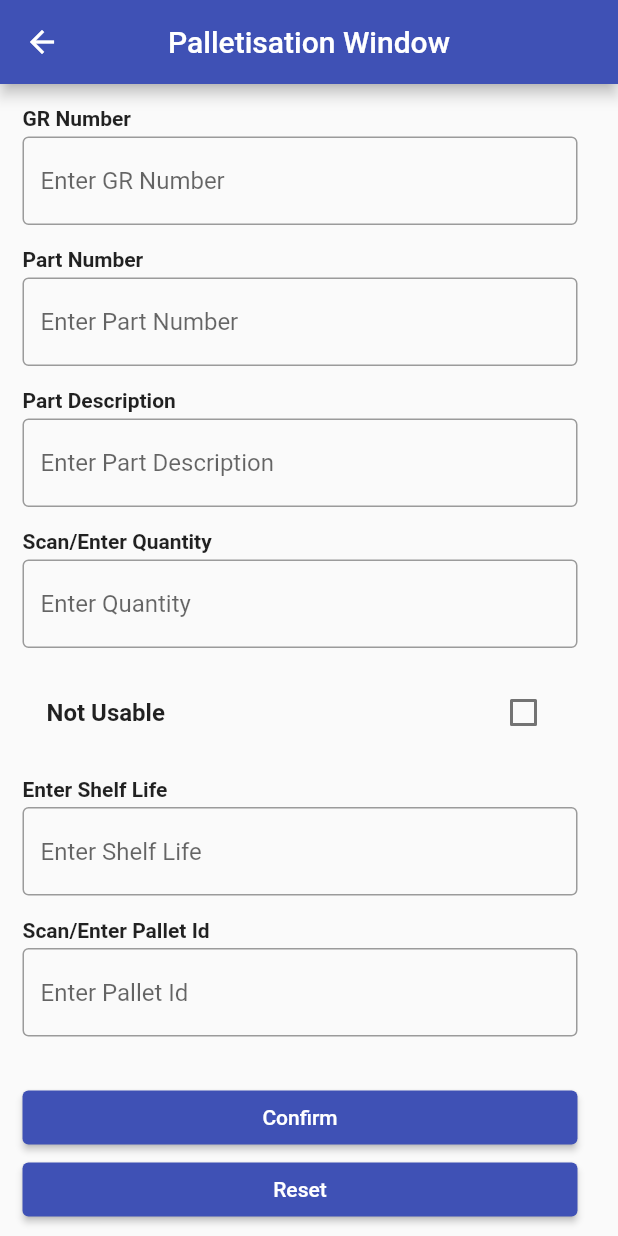
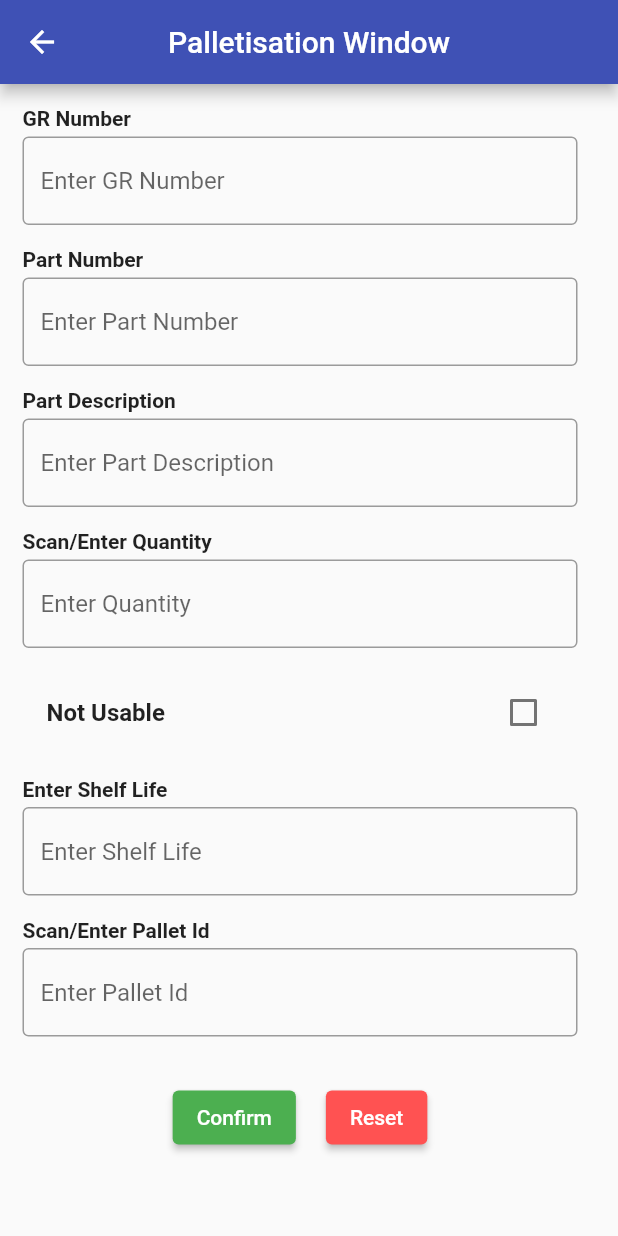
Before and after one commit to itnextsolutions/God_Kbr_Android, a Flutter app: the PalletisationPage screen opened directly, on a phone screen of 412 x 824 dp. Run offline on Flutter 3.47's test engine with Material 2 defaults, Android fonts, the phone set to English and light mode, and no system bars; our stand-ins replace shared_preferences, syncfusion_flutter_datagrid; accounts and stored records are empty.

Commit message:
Akshay_changes_18may2023

```diff
--- a/lib/main.dart
+++ b/lib/main.dart
@@ -6,9 +6,13 @@ import 'package:godrej_login_auth/screens/login_screen.dart';
 import 'package:godrej_login_auth/screens/splash_screen.dart';
 
 Future<void> main() async {
-  HttpOverrides.global = MyHttpOverrides();
+HttpOverrides.global = MyHttpOverrides();
   runApp(const MyApp());
 }
+//
+// void main(){
+//   runApp(const MyApp());
+// }
 
 class MyApp extends StatelessWidget {
   const MyApp({super.key});
--- a/lib/screens/palletisation_window_screen.dart
+++ b/lib/screens/palletisation_window_screen.dart
@@ -224,13 +224,27 @@ class _PalletisationPageState extends State<PalletisationPage> {
                   },
                 ),
                 const SizedBox(height: 30),
+                Row(
+                  mainAxisAlignment: MainAxisAlignment.center,
+                  children: [
                     ElevatedButton(
-                  onPressed: () => _confirmForm(),
+                      onPressed: _confirmForm,
+                      style: ElevatedButton.styleFrom(
+                        primary: Colors
+                            .green, // Change the color to accent green
+                      ),
                       child: const Text('Confirm'),
                     ),
+                    const SizedBox(width: 20),
                     ElevatedButton(
-                  onPressed: () => _resetForm(),
+                      onPressed: _resetForm,
+                      style: ElevatedButton.styleFrom(
+                        primary: Colors
+                            .redAccent, // Change the color to accent red
+                      ),
                       child: const Text('Reset'),
+                    ),
+                  ],
                 ),
               ],
             ),
```
Also changed, not shown: lib/screens/empty_pallet_in.dart (+9 -2 lines), lib/screens/empty_pallet_out.dart (+45 -39 lines), lib/screens/login_screen.dart (+30 -2 lines), lib/screens/material_packing_window.dart (+13 -3 lines). Lines whose indentation alone changed are shown as unchanged.
